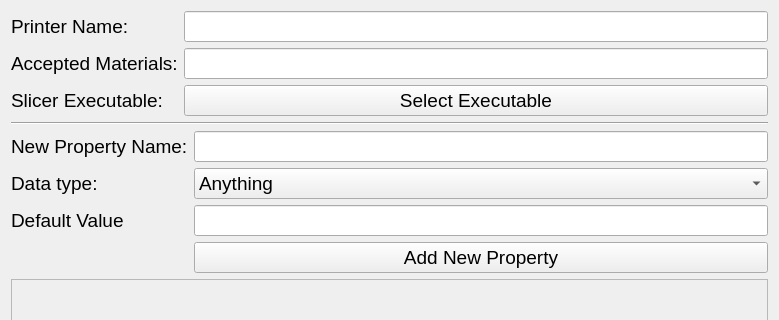
GijsGroote/creator_administrator, file creator_administrator/printer/ui/add_printer_dialog.ui: the form before one commit; both pictures show x 0 to 779 and y 0 to 320 of the 779 by 568 pixel window.
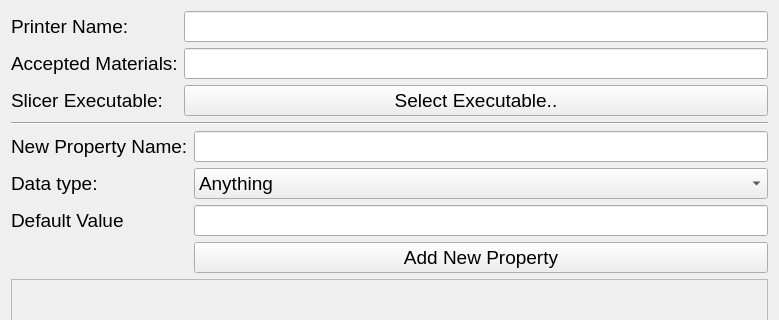
The form after the commit. Icons and pictures are not drawn. Custom widgets are drawn as their Qt base class.

What changed in the file:
```diff
--- a/creator_administrator/printer/ui/add_printer_dialog.ui
+++ b/creator_administrator/printer/ui/add_printer_dialog.ui
@@ -90,7 +90,7 @@
           </font>
          </property>
          <property name="text">
-          <string>Select Executable</string>
+          <string>Select Executable..</string>
          </property>
         </widget>
        </item>
```
Left out of the diff: 15 changed lines with no effect on the pictures.
